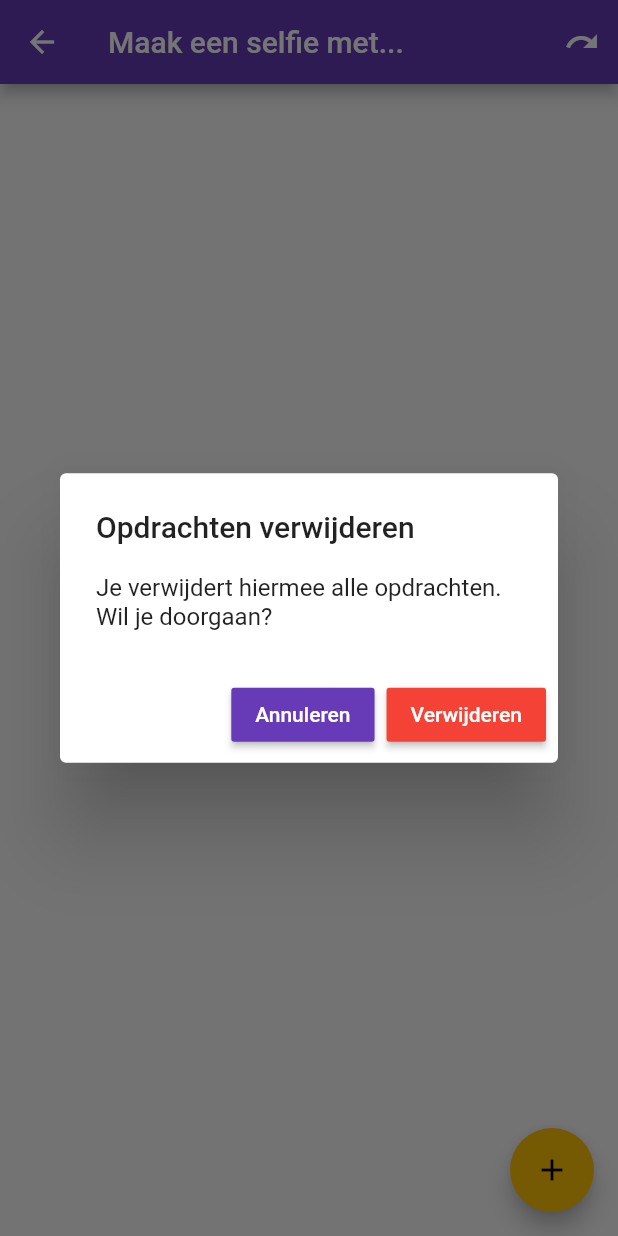
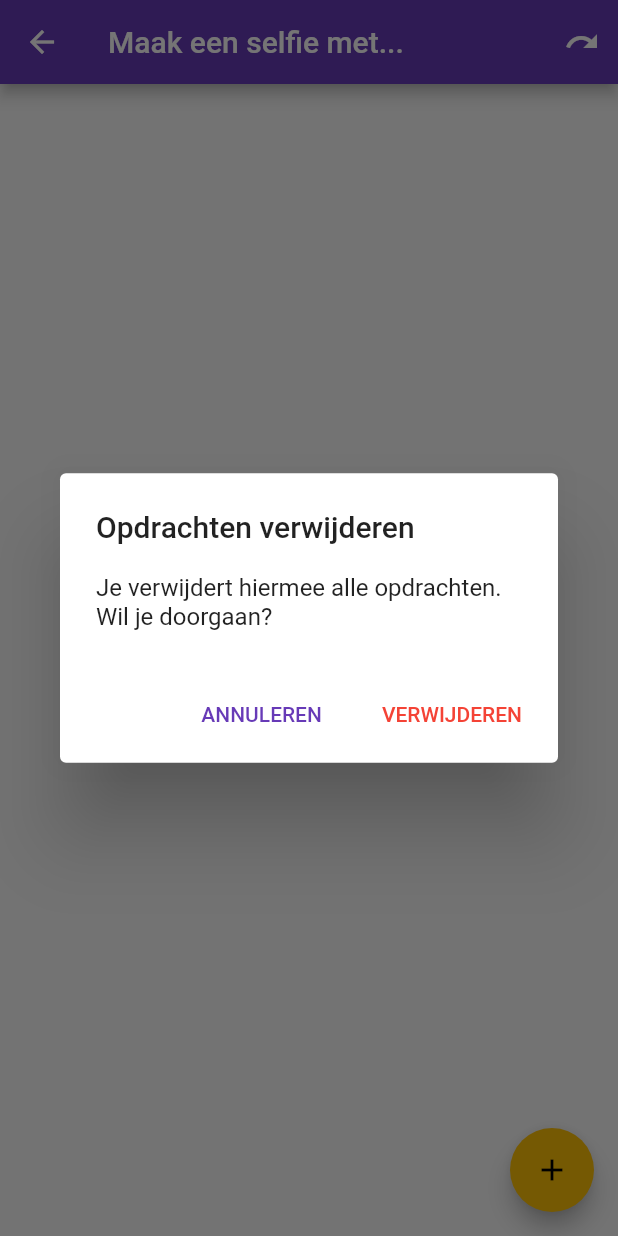
Before and after one commit to handihow/selfiethegame, a Flutter app: the AssignmentsPage screen opened directly with empty values, after a tap on the "redo" icon, on a phone screen of 412 x 824 dp. Run offline on Flutter 3.47's test engine with Material 2 defaults, Android fonts, the phone set to English and light mode, and no system bars; our stand-ins replace cloud_firestore, datetime_picker_formfield, firebase_auth, firebase_storage, font_awesome_flutter, google_sign_in and 3 more; missing offline and left inert: qr_mobile_vision; accounts and stored records are empty; generated files the repository leaves out were written again.

Commit message:
change admin views for clearer user interface

```diff
--- a/lib/assignments/pages/assignments.dart
+++ b/lib/assignments/pages/assignments.dart
@@ -61,18 +61,16 @@ class _AssignmentsPageState extends State<AssignmentsPage> {
           content:
               Text("Je verwijdert hiermee alle opdrachten. Wil je doorgaan?"),
           actions: <Widget>[
-            RaisedButton(
-              child: Text('Annuleren'),
-              color: Theme.of(context).primaryColor,
-              textColor: Colors.white,
+            FlatButton(
+              textColor: Theme.of(context).primaryColor,
+              child: Text('ANNULEREN'),
               onPressed: () {
                 Navigator.of(context).pop(true);
               },
             ),
-            RaisedButton(
-              child: Text('Verwijderen'),
-              color: Theme.of(context).errorColor,
-              textColor: Colors.white,
+            FlatButton(
+              textColor: Theme.of(context).errorColor,
+              child: Text('VERWIJDEREN'),
               onPressed: () {
                 Navigator.of(context).pop(false);
               },
--- a/lib/games/widgets/game_admin_jurymembers.dart
+++ b/lib/games/widgets/game_admin_jurymembers.dart
@@ -26,9 +26,6 @@ class GameAdminJuryMembers extends StatelessWidget {
       children: <Widget>[
         Text(
           'Juryleden kunnen punten geven aan selfies',
-          style: TextStyle(
-            fontSize: 16.0,
-          ),
         ),
         SizedBox(height: 10.0),
         Text(
@@ -46,7 +43,7 @@ class GameAdminJuryMembers extends StatelessWidget {
           style: TextStyle(fontStyle: FontStyle.italic),
         ),
         SizedBox(height: 10.0),
-        ButtonBar(
+        Row(
           children: <Widget>[
             FlatButton(
               child: Text('NEE BEDANKT'),
```
Also changed, not shown: lib/assignments/widgets/game_admin_assignments.dart (+19 -8 lines), lib/games/pages/game_admin.dart (+17 -2 lines), lib/games/widgets/game_admin_signup.dart (+11 -3 lines).
